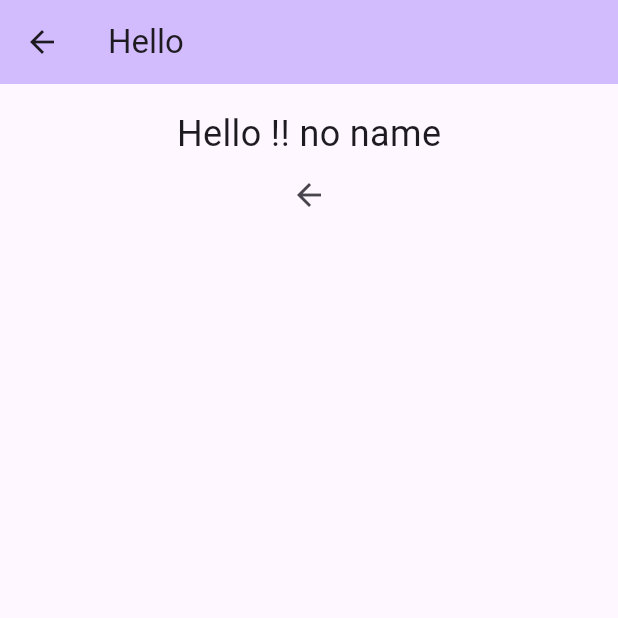
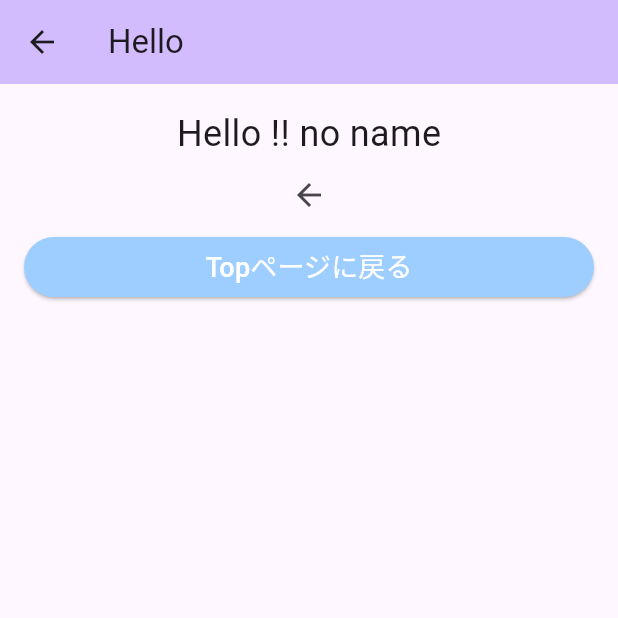
Before and after one commit to pomeeeeeeeene/flutter_school_1, a Flutter app: the HelloPage screen opened by its route, on a phone screen of 412 x 824 dp, the top half of it. Run offline on Flutter 3.47's test engine with Material 3 defaults, Android fonts, the phone set to English and light mode, and no system bars.

Commit message:
add sizedbox

```diff
--- a/lib/hello_page.dart
+++ b/lib/hello_page.dart
@@ -42,7 +42,20 @@ class _HelloPage extends State<HelloPage> {
                     onPressed: () {
                       Navigator.pop(context);
                     },
-                    icon: Icon(Icons.arrow_back))
+                    icon: Icon(Icons.arrow_back)),
+                SizedBox(
+                  width: double.infinity,
+                  child: ElevatedButton(
+                    style: ElevatedButton.styleFrom(
+                      backgroundColor: const Color(0xFF9ECEFF),
+                    ),
+                    onPressed: () {},
+                    child: const Text(
+                      'Topページに戻る',
+                      style: TextStyle(fontSize: 18, color: Colors.white),
+                    ),
+                  ),
+                ),
               ],
             ),
           ),
```
